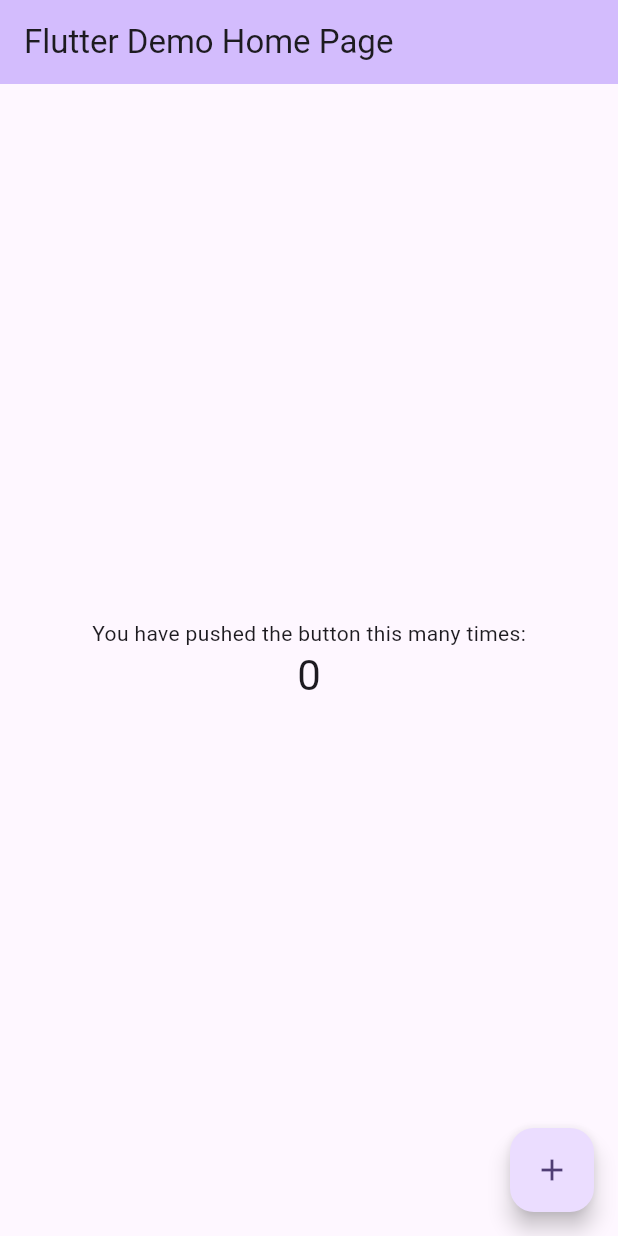
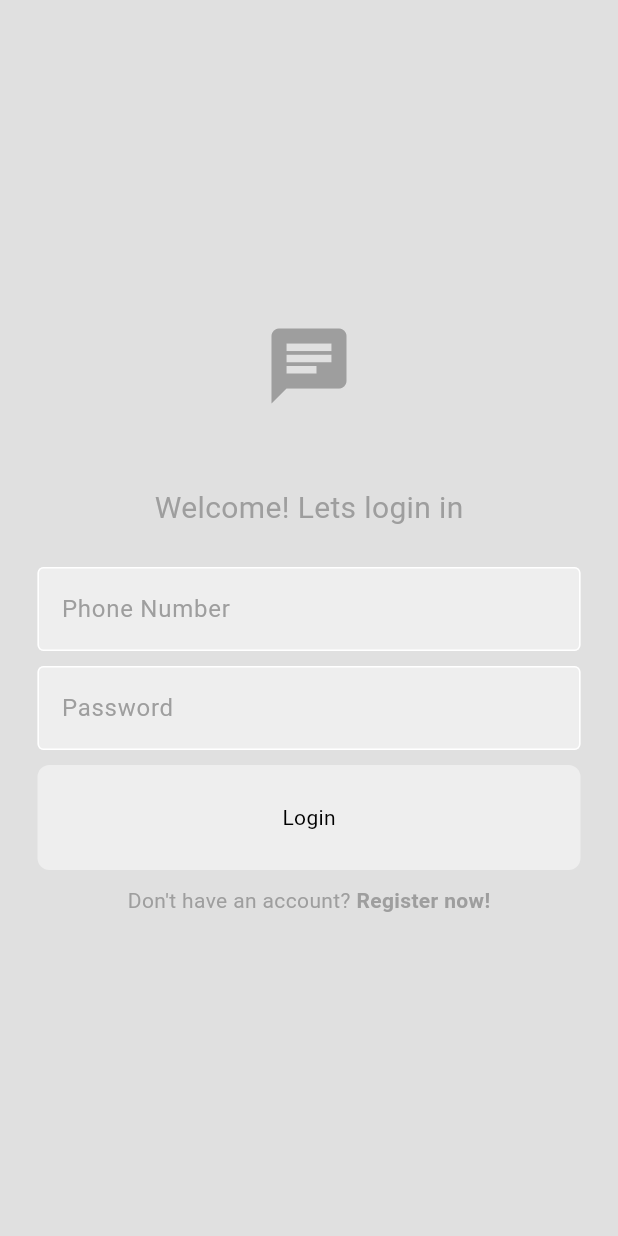
Before and after one commit to rd6260/flutter_minimal_chat_app, a Flutter app: the screen it shows after launch, on a phone screen of 412 x 824 dp. Run offline on Flutter 3.47's test engine with Material 3 defaults, Android fonts, the phone set to English and light mode, and no system bars.

Commit message:
initial commit

```diff
--- a/lib/main.dart
+++ b/lib/main.dart
@@ -1,4 +1,6 @@
 import 'package:flutter/material.dart';
+import 'package:flutter_minimal_chat_app/screens/login_screen.dart';
+import 'package:flutter_minimal_chat_app/themes/light_mode.dart';
 
 void main() {
   runApp(const MyApp());
@@ -7,63 +9,12 @@ void main() {
 class MyApp extends StatelessWidget {
   const MyApp({super.key});
 
-  // This widget is the root of your application.
   @override
   Widget build(BuildContext context) {
     return MaterialApp(
-      title: 'Flutter Demo',
-      theme: ThemeData(
-        colorScheme: ColorScheme.fromSeed(seedColor: Colors.deepPurple),
-        useMaterial3: true,
-      ),
-      home: const MyHomePage(title: 'Flutter Demo Home Page'),
+      home: LoginScreen(),
+      theme: lightMode,
+      debugShowCheckedModeBanner: false,
     );
   }
 }
-
-class MyHomePage extends StatefulWidget {
-  const MyHomePage({super.key, required this.title});
-  final String title;
-
-  @override
-  State<MyHomePage> createState() => _MyHomePageState();
-}
-
-class _MyHomePageState extends State<MyHomePage> {
-  int _counter = 0;
-
-  void _incrementCounter() {
-    setState(() {
-      _counter++;
-    });
-  }
-
-  @override
-  Widget build(BuildContext context) {
-    return Scaffold(
-      appBar: AppBar(
-        backgroundColor: Theme.of(context).colorScheme.inversePrimary,
-        title: Text(widget.title),
-      ),
-      body: Center(
-        child: Column(
-          mainAxisAlignment: MainAxisAlignment.center,
-          children: <Widget>[
-            const Text(
-              'You have pushed the button this many times:',
-            ),
-            Text(
-              '$_counter',
-              style: Theme.of(context).textTheme.headlineMedium,
-            ),
-          ],
-        ),
-      ),
-      floatingActionButton: FloatingActionButton(
-        onPressed: _incrementCounter,
-        tooltip: 'Increment',
-        child: const Icon(Icons.add),
-      ),
-    );
-  }
-}
--- /dev/null
+++ b/lib/screens/login_screen.dart
@@ -0,0 +1,82 @@
+import 'package:flutter/material.dart';
+import 'package:flutter_minimal_chat_app/widgets/custom_button.dart';
+import 'package:flutter_minimal_chat_app/widgets/custom_textfield.dart';
+
+class LoginScreen extends StatelessWidget {
+  // Text Field controllers
+  final TextEditingController _phoneNumberController = TextEditingController();
+  final TextEditingController _passwordController = TextEditingController();
+
+  LoginScreen({super.key});
+
+  void loginFunction() {}
+
+  @override
+  Widget build(BuildContext context) {
+    return Scaffold(
+      backgroundColor: Theme.of(context).colorScheme.surface,
+      body: Center(
+        child: Column(
+          mainAxisAlignment: MainAxisAlignment.center,
+          children: [
+            // logo
+            Icon(
+              Icons.chat,
+              size: 60,
+              color: Theme.of(context).colorScheme.primary,
+            ),
+            const SizedBox(height: 50),
+
+            // Welcome message
+            Text(
+              "Welcome! Lets login in",
+              style: TextStyle(
+                color: Theme.of(context).colorScheme.primary,
+                fontSize: 20,
+              ),
+            ),
+            const SizedBox(height: 25),
+            // email
+            CustomTextfield(
+              hintText: "Phone Number",
+              controller: _phoneNumberController,
+            ),
+            const SizedBox(height: 10),
+            // password
+            CustomTextfield(
+              hintText: "Password",
+              isPassword: true,
+              controller: _passwordController,
+            ),
+            const SizedBox(height: 10),
+            // login
+            CustomButton(
+              text: "Login",
+              onTap: loginFunction,
+            ),
+            const SizedBox(height: 10),
+            // register
+            Row(
+              mainAxisAlignment: MainAxisAlignment.center,
+              children: [
+                Text(
+                  "Don't have an account? ",
+                  style: TextStyle(
+                    color: Theme.of(context).colorScheme.primary,
+                  ),
+                ),
+                Text(
+                  "Register now!",
+                  style: TextStyle(
+                    fontWeight: FontWeight.bold,
+                    color: Theme.of(context).colorScheme.primary,
+                  ),
+                )
+              ],
+            )
+          ],
+        ),
+      ),
+    );
+  }
+}
--- /dev/null
+++ b/lib/screens/register_screen.dart
@@ -0,0 +1,10 @@
+import 'package:flutter/material.dart';
+
+class RegisterScreen extends StatelessWidget {
+  const RegisterScreen({super.key});
+
+  @override
+  Widget build(BuildContext context) {
+    return const Placeholder();
+  }
+}
--- /dev/null
+++ b/lib/themes/light_mode.dart
@@ -0,0 +1,11 @@
+import 'package:flutter/material.dart';
+
+ThemeData lightMode = ThemeData(
+  colorScheme: ColorScheme.light(
+    surface: Colors.grey.shade300,
+    primary: Colors.grey.shade500,
+    secondary: Colors.grey.shade200,
+    tertiary: Colors.white,
+    inversePrimary: Colors.grey.shade900,
+  ),
+);
--- /dev/null
+++ b/lib/widgets/custom_button.dart
@@ -0,0 +1,32 @@
+import 'package:flutter/material.dart';
+
+class CustomButton extends StatelessWidget {
+  final String text;
+  final VoidCallback onTap;
+  const CustomButton({
+    super.key,
+    required this.text,
+    required this.onTap
+  });
+
+  @override
+  Widget build(BuildContext context) {
+    return GestureDetector(
+      onTap: () {},
+      child: Container(
+        decoration: BoxDecoration(
+            color: Theme.of(context).colorScheme.secondary,
+            borderRadius: BorderRadius.circular(8)),
+        padding: EdgeInsets.all(25),
+        margin: EdgeInsets.symmetric(
+          horizontal: 25,
+        ),
+        child: Center(
+          child: Text(
+            text,
+          ),
+        ),
+      ),
+    );
+  }
+}
--- /dev/null
+++ b/lib/widgets/custom_textfield.dart
@@ -0,0 +1,42 @@
+import 'package:flutter/material.dart';
+
+class CustomTextfield extends StatelessWidget {
+  final String hintText;
+  final bool isPassword;
+  final TextEditingController controller;
+  const CustomTextfield({
+    super.key,
+    required this.controller,
+    required this.hintText,
+    this.isPassword = false,
+  });
+
+  @override
+  Widget build(BuildContext context) {
+    return Padding(
+      padding: const EdgeInsets.symmetric(horizontal: 25),
+      child: TextField(
+        controller: controller,
+        obscureText: isPassword,
+        decoration: InputDecoration(
+          filled: true,
+          fillColor: Theme.of(context).colorScheme.secondary,
+          hintText: hintText,
+          hintStyle: TextStyle(
+            color: Theme.of(context).colorScheme.primary,
+          ),
+          enabledBorder: OutlineInputBorder(
+            borderSide: BorderSide(
+              color: Theme.of(context).colorScheme.tertiary,
+            ),
+          ),
+          focusedBorder: OutlineInputBorder(
+            borderSide: BorderSide(
+              color: Theme.of(context).colorScheme.primary,
+            ),
+          ),
+        ),
+      ),
+    );
+  }
+}
```
